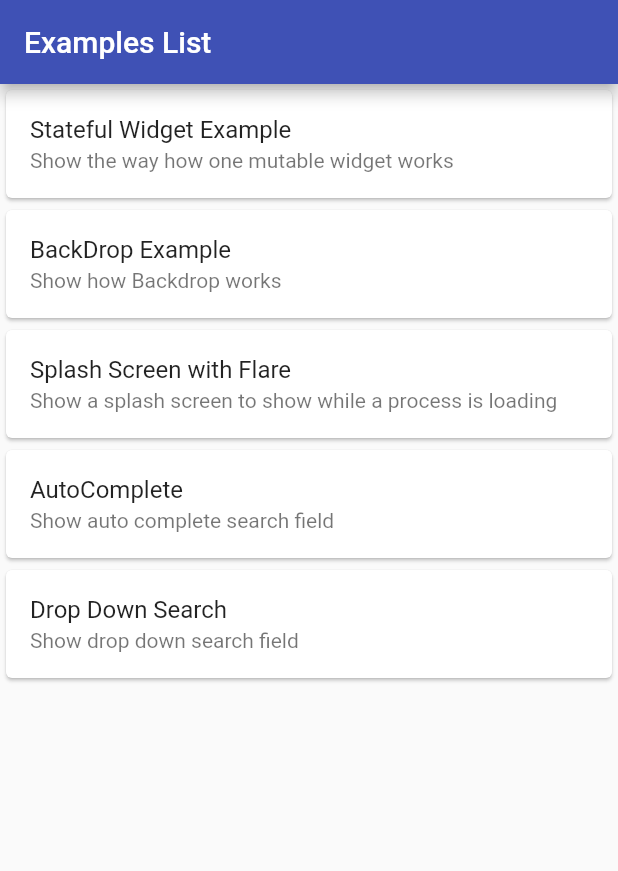
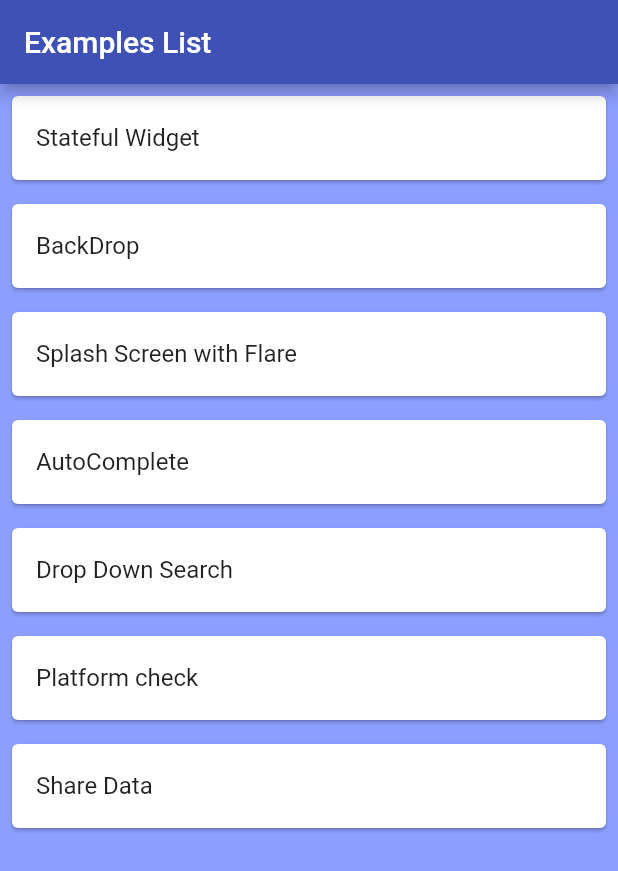
Before and after one commit to cicelcup/Learning_Flutter_Examples, a Flutter app: the screen it shows after launch, on a phone screen of 412 x 824 dp. Shown: the top 871 px of the screen. Run offline on Flutter 3.47's test engine with Material 2 defaults, Android fonts, the phone set to English and light mode, and no system bars; our stand-ins replace backdrop, dropdown_search, share; missing offline and left inert: autocomplete_textfield, flare_splash_screen.

Commit message:
Add new examples and refactor example list

```diff
--- a/lib/data/Example.dart
+++ b/lib/data/Example.dart
@@ -3,8 +3,7 @@ import 'package:flutter/material.dart';
 //it stores the title, the description and the widget example
 class Example {
   final String title;
-  final String subtitle;
   final Widget widgetExample;
 
-  Example({this.title, this.subtitle, this.widgetExample});
+  Example({this.title, this.widgetExample});
 }
--- a/lib/data/all_examples.dart
+++ b/lib/data/all_examples.dart
@@ -1,6 +1,8 @@
 import 'package:learningflutterexamples/data/Example.dart';
 import 'package:learningflutterexamples/examples/autocomplete_example.dart';
+import 'package:learningflutterexamples/examples/check_platform_example.dart';
 import 'package:learningflutterexamples/examples/dropdown_search_example.dart';
+import 'package:learningflutterexamples/examples/share_example.dart';
 import 'package:learningflutterexamples/examples/splash_screen_example.dart';
 import 'package:learningflutterexamples/examples/stateful_example.dart';
 import 'package:learningflutterexamples/examples/backdrop_example.dart';
@@ -14,50 +16,28 @@ class AllExamples {
   static List<Example> getAllExamples() {
     //Clear the list to avoid generate again when reStart the app
     _list.clear();
-    _list.add(
-      //add the example to the list
-      Example(
-        title: AppStrings.exampleTitle1,
-        subtitle: AppStrings.exampleSubTitle1,
-        widgetExample: StatefulExample(),
-      ),
-    );
+    _list.add(Example(
+        title: AppStrings.exampleTitle1, widgetExample: StatefulExample()));
 
-    //add the example to the list
-    _list.add(
-      Example(
-        title: AppStrings.exampleTitle2,
-        subtitle: AppStrings.exampleSubTitle2,
-        widgetExample: BackDropExample(),
-      ),
-    );
+    _list.add(Example(
+        title: AppStrings.exampleTitle2, widgetExample: BackDropExample()));
 
-    //add the example to the list
-    _list.add(
-      Example(
-        title: AppStrings.exampleTitle3,
-        subtitle: AppStrings.exampleSubTitle3,
-        widgetExample: SplashScreenExample(),
-      ),
-    );
+    _list.add(Example(
+        title: AppStrings.exampleTitle3, widgetExample: SplashScreenExample()));
 
-    //add the example to the list
-    _list.add(
-      Example(
-        title: AppStrings.exampleTitle4,
-        subtitle: AppStrings.exampleSubTitle4,
-        widgetExample: AutoCompleteExample(),
-      ),
-    );
+    _list.add(Example(
+        title: AppStrings.exampleTitle4, widgetExample: AutoCompleteExample()));
 
-    //add the example to the list
-    _list.add(
-      Example(
+    _list.add(Example(
         title: AppStrings.exampleTitle5,
-        subtitle: AppStrings.exampleSubTitle5,
-        widgetExample: DropDownSearchExample(),
-      ),
-    );
+        widgetExample: DropDownSearchExample()));
+
+    _list.add(Example(
+        title: AppStrings.exampleTitle6,
+        widgetExample: CheckPlatformExample()));
+
+    _list.add(Example(
+        title: AppStrings.exampleTitle7, widgetExample: ShareExample()));
 
     return _list;
   }
--- a/lib/general/AppStrings.dart
+++ b/lib/general/AppStrings.dart
@@ -2,18 +2,13 @@
 class AppStrings {
   static const String appTitle = "Flutter Examples List";
   static const String appBarTitle = "Examples List";
-  static const String exampleTitle1 = "Stateful Widget Example";
-  static const String exampleSubTitle1 =
-      "Show the way how one mutable widget works";
-  static const String exampleTitle2 = "BackDrop Example";
-  static const String exampleSubTitle2 = "Show how Backdrop works";
+  static const String exampleTitle1 = "Stateful Widget";
+  static const String exampleTitle2 = "BackDrop";
   static const String exampleTitle3 = "Splash Screen with Flare";
-  static const String exampleSubTitle3 =
-      "Show a splash screen to show while a process is loading";
   static const String exampleTitle4 = "AutoComplete";
-  static const String exampleSubTitle4 = "Show auto complete search field";
   static const String exampleTitle5 = "Drop Down Search";
-  static const String exampleSubTitle5 = "Show drop down search field";
+  static const String exampleTitle6 = "Platform check";
+  static const String exampleTitle7 = "Share Data";
 
   /*Backdrop Example*/
   static const String frontLayerLabel = "Front Layer";
--- a/lib/ui/example_list_screen.dart
+++ b/lib/ui/example_list_screen.dart
@@ -10,6 +10,7 @@ class ExamplesListScreen extends StatelessWidget {
     //Get all the examples
     final _examplesList = AllExamples.getAllExamples();
     return Scaffold(
+      backgroundColor: Colors.indigoAccent.shade100,
       appBar: AppBar(
         title: Text(AppStrings.appBarTitle),
       ),
@@ -32,9 +33,9 @@ class ExampleItem extends StatelessWidget {
   @override
   Widget build(BuildContext context) {
     return Card(
+      margin: EdgeInsets.all(8.0),
       child: ListTile(
         title: Text(example.title),
-        subtitle: Text(example.subtitle),
         onTap: () {
           Navigator.push(context,
               MaterialPageRoute(builder: (context) => example.widgetExample));
--- a/pubspec.yaml
+++ b/pubspec.yaml
@@ -10,6 +10,8 @@ environment:
 
 dependencies:
   backdrop: ^0.4.1
+  share: ^0.6.4+3
+  url_launcher: ^5.4.10
   flare_splash_screen: ^3.0.1
   autocomplete_textfield: ^1.7.3
   dropdown_search: ^0.4.4
```
Also changed, not shown: lib/examples/check_platform_example.dart (added, +27 -0 lines), lib/examples/share_example.dart (added, +52 -0 lines), pubspec.lock.
